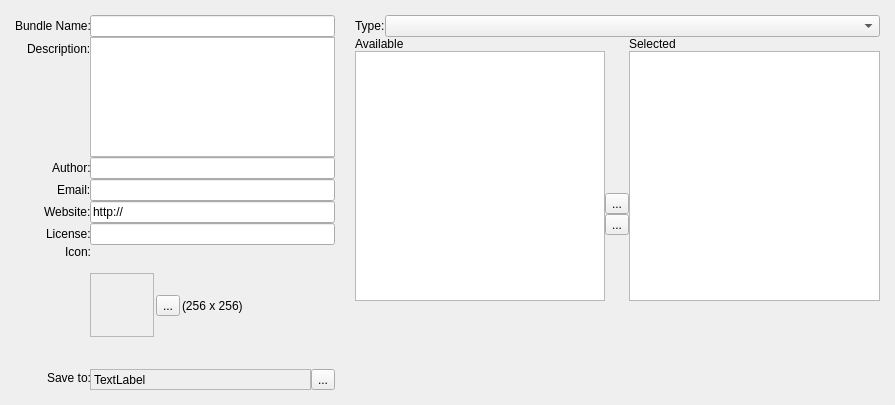
This is plugins/extensions/resourcemanager/wdgdlgcreatebundle.ui in KDE/krita as Qt 5 draws it before an edit. The edited form follows.
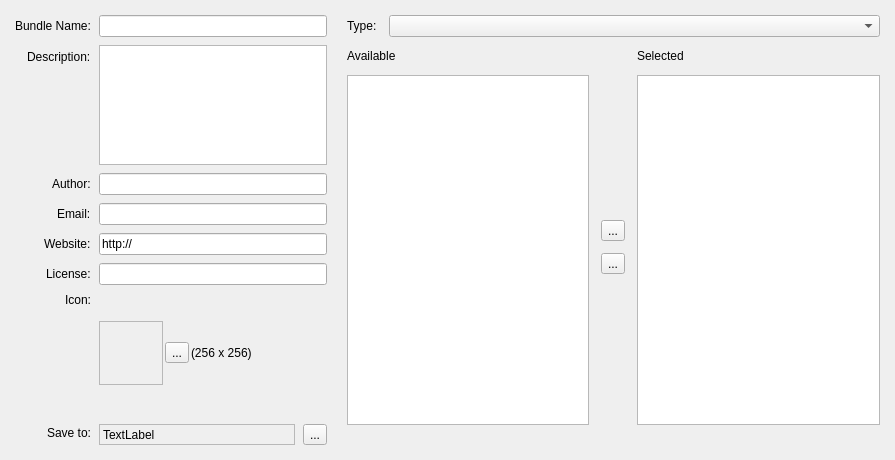
This is the edited form.

Commit message: add a bit more spacing to the resource manager so the fields do not run together

What changed in the file:
```diff
--- a/plugins/extensions/resourcemanager/wdgdlgcreatebundle.ui
+++ b/plugins/extensions/resourcemanager/wdgdlgcreatebundle.ui
@@ -7,7 +7,7 @@
     <x>0</x>
     <y>0</y>
     <width>895</width>
-    <height>405</height>
+    <height>460</height>
    </rect>
   </property>
   <property name="sizePolicy">
@@ -40,8 +40,14 @@
    </property>
    <item row="0" column="1">
     <layout class="QGridLayout" name="gridLayout_4">
+     <property name="verticalSpacing">
+      <number>12</number>
+     </property>
      <item row="0" column="0">
       <layout class="QHBoxLayout" name="horizontalLayout_2">
+       <property name="spacing">
+        <number>12</number>
+       </property>
        <item>
         <widget class="QLabel" name="label_3">
          <property name="text">
@@ -66,17 +72,23 @@
      </item>
      <item row="1" column="0">
       <layout class="QHBoxLayout" name="horizontalLayout_3">
+       <property name="spacing">
+        <number>12</number>
+       </property>
        <item>
         <layout class="QGridLayout" name="gridLayout">
          <property name="leftMargin">
           <number>0</number>
          </property>
+         <property name="spacing">
+          <number>12</number>
+         </property>
          <item row="1" column="1">
           <widget class="QListWidget" name="tableAvailable">
            <property name="minimumSize">
             <size>
              <width>0</width>
-             <height>250</height>
+             <height>350</height>
             </size>
            </property>
            <property name="spacing">
@@ -108,6 +120,9 @@
        </item>
        <item>
         <layout class="QVBoxLayout" name="verticalLayout">
+         <property name="spacing">
+          <number>12</number>
+         </property>
          <item>
           <spacer name="verticalSpacer_4">
            <property name="orientation">
@@ -152,12 +167,15 @@
        </item>
        <item>
         <layout class="QGridLayout" name="gridLayout_2">
+         <property name="spacing">
+          <number>12</number>
+         </property>
          <item row="1" column="0">
           <widget class="QListWidget" name="tableSelected">
            <property name="minimumSize">
             <size>
              <width>0</width>
-             <height>250</height>
+             <height>350</height>
             </size>
            </property>
            <property name="spacing">
@@ -199,6 +217,12 @@
      <property name="labelAlignment">
       <set>Qt::AlignRight|Qt::AlignTop|Qt::AlignTrailing</set>
      </property>
+     <property name="horizontalSpacing">
+      <number>8</number>
+     </property>
+     <property name="verticalSpacing">
+      <number>8</number>
+     </property>
      <item row="0" column="0">
       <widget class="QLabel" name="bundleName">
        <property name="text">
@@ -293,6 +317,9 @@
      </item>
      <item row="9" column="1">
       <layout class="QHBoxLayout" name="horizontalLayout">
+       <property name="spacing">
+        <number>8</number>
+       </property>
        <property name="topMargin">
         <number>3</number>
        </property>
```
